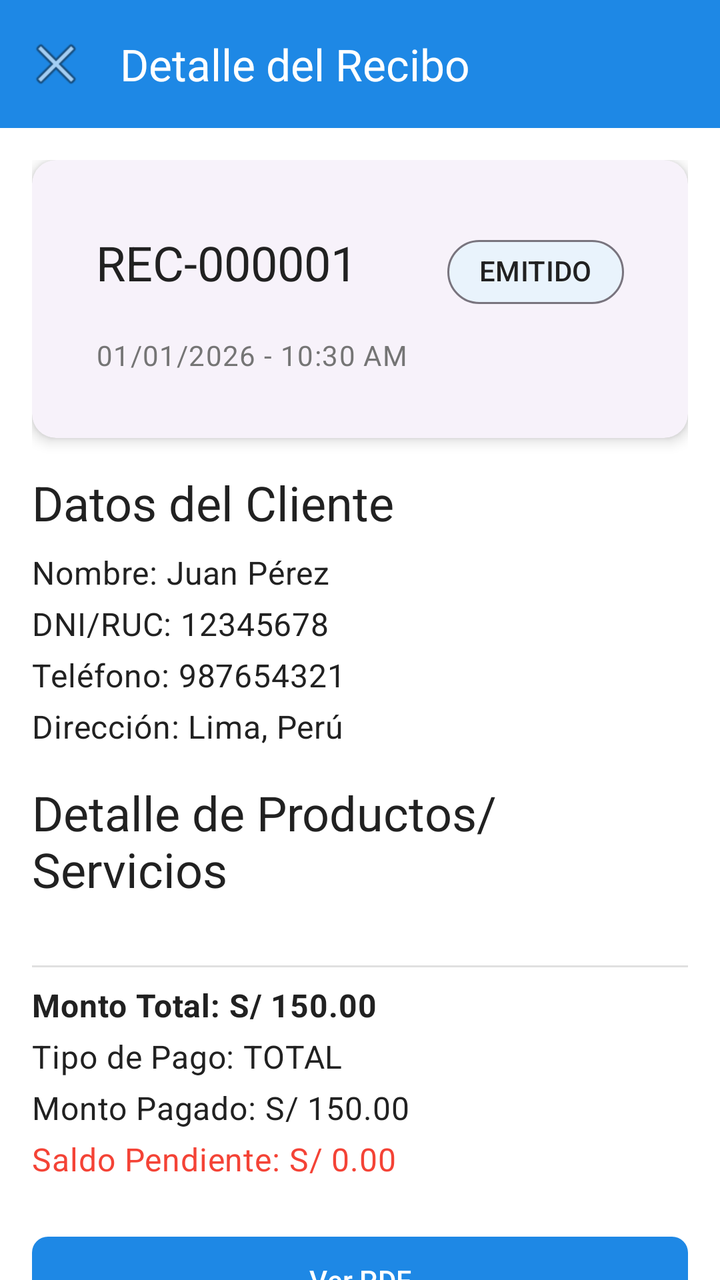
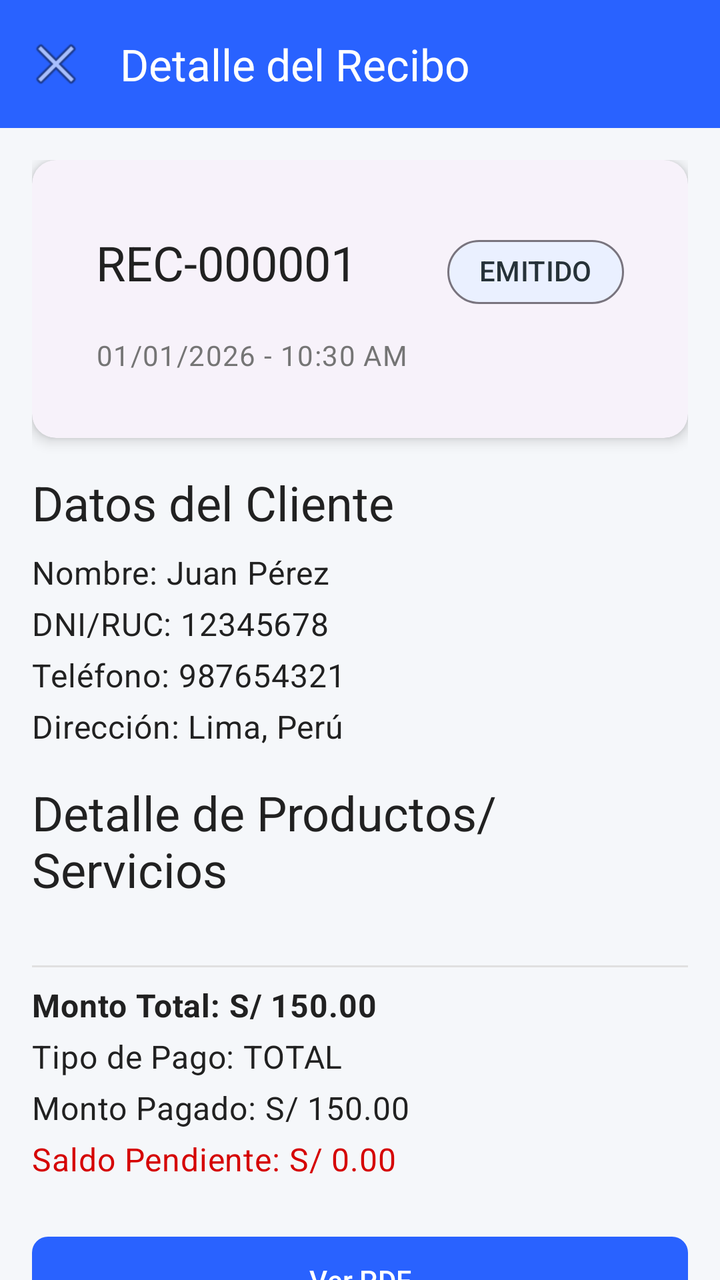

Screens rendered from an Android XML layout before and after an edit, with the pre-edit source and the edit as a unified diff.
<!-- AndroidManifest.xml: application theme Theme.ReciboP3 -->
<!-- res/layout/activity_recibo_detalle.xml -->
<?xml version="1.0" encoding="utf-8"?>
<androidx.coordinatorlayout.widget.CoordinatorLayout
    xmlns:android="http://schemas.android.com/apk/res/android"
    xmlns:app="http://schemas.android.com/apk/res-auto"
    android:layout_width="match_parent"
    android:layout_height="match_parent">

    <com.google.android.material.appbar.AppBarLayout
        android:layout_width="match_parent"
        android:layout_height="wrap_content"
        style="@style/Widget.ReciboP3.AppBar">

        <com.google.android.material.appbar.MaterialToolbar
            android:id="@+id/toolbar"
            android:layout_width="match_parent"
            android:layout_height="?attr/actionBarSize"
            style="@style/Widget.ReciboP3.Toolbar"
            app:title="@string/detalle_recibo_titulo"
            app:navigationIcon="@android:drawable/ic_menu_close_clear_cancel" />
    </com.google.android.material.appbar.AppBarLayout>

    <androidx.core.widget.NestedScrollView
        android:layout_width="match_parent"
        android:layout_height="match_parent"
        app:layout_behavior="@string/appbar_scrolling_view_behavior">

        <LinearLayout
            android:layout_width="match_parent"
            android:layout_height="wrap_content"
            android:orientation="vertical"
            android:padding="16dp">

            <com.google.android.material.card.MaterialCardView
                android:layout_width="match_parent"
                android:layout_height="wrap_content"
                style="@style/Widget.ReciboP3.Card"
                android:layout_marginBottom="16dp">

                <LinearLayout
                    android:layout_width="match_parent"
                    android:layout_height="wrap_content"
                    android:orientation="vertical"
                    android:padding="16dp">

                    <LinearLayout
                        android:layout_width="match_parent"
                        android:layout_height="wrap_content"
                        android:orientation="horizontal"
                        android:layout_marginBottom="8dp">

                        <TextView
                            android:id="@+id/tvNumeroRecibo"
                            android:layout_width="0dp"
                            android:layout_height="wrap_content"
                            android:layout_weight="1"
                            android:text="REC-000001"
                            android:textAppearance="@style/TextAppearance.ReciboP3.Headline2" />

                        <com.google.android.material.chip.Chip
                            android:id="@+id/chipEstado"
                            android:layout_width="wrap_content"
                            android:layout_height="wrap_content"
                            android:text="@string/estado_emitido"
                            style="@style/Widget.ReciboP3.Chip" />
                    </LinearLayout>

                    <TextView
                        android:id="@+id/tvFecha"
                        android:layout_width="match_parent"
                        android:layout_height="wrap_content"
                        android:text="01/01/2026 - 10:30 AM"
                        android:textAppearance="@style/TextAppearance.ReciboP3.Caption" />
                </LinearLayout>
            </com.google.android.material.card.MaterialCardView>

            <TextView
                android:layout_width="match_parent"
                android:layout_height="wrap_content"
                android:text="@string/cliente_titulo"
                android:textAppearance="@style/TextAppearance.ReciboP3.Headline2"
                android:layout_marginBottom="8dp" />

            <TextView
                android:id="@+id/tvClienteNombre"
                android:layout_width="match_parent"
                android:layout_height="wrap_content"
                android:text="Nombre: Juan Pérez"
                android:textAppearance="@style/TextAppearance.ReciboP3.Body"
                android:layout_marginBottom="4dp" />

            <TextView
                android:id="@+id/tvClienteDocumento"
                android:layout_width="match_parent"
                android:layout_height="wrap_content"
                android:text="DNI/RUC: 12345678"
                android:textAppearance="@style/TextAppearance.ReciboP3.Body"
                android:layout_marginBottom="4dp" />

            <TextView
                android:id="@+id/tvClienteTelefono"
                android:layout_width="match_parent"
                android:layout_height="wrap_content"
                android:text="Teléfono: 987654321"
                android:textAppearance="@style/TextAppearance.ReciboP3.Body"
                android:layout_marginBottom="4dp" />

            <TextView
                android:id="@+id/tvClienteDireccion"
                android:layout_width="match_parent"
                android:layout_height="wrap_content"
                android:text="Dirección: Lima, Perú"
                android:textAppearance="@style/TextAppearance.ReciboP3.Body"
                android:layout_marginBottom="16dp" />

            <TextView
                android:layout_width="match_parent"
                android:layout_height="wrap_content"
                android:text="@string/detalle_titulo"
                android:textAppearance="@style/TextAppearance.ReciboP3.Headline2"
                android:layout_marginBottom="8dp" />

            <androidx.recyclerview.widget.RecyclerView
                android:id="@+id/recyclerViewDetalles"
                android:layout_width="match_parent"
                android:layout_height="wrap_content"
                android:layout_marginBottom="16dp"
                android:nestedScrollingEnabled="false" />

            <View
                android:layout_width="match_parent"
                android:layout_height="1dp"
                android:background="@color/divider"
                android:layout_marginVertical="8dp" />

            <TextView
                android:id="@+id/tvMontoTotal"
                android:layout_width="match_parent"
                android:layout_height="wrap_content"
                android:text="Monto Total: S/ 150.00"
                android:textAppearance="@style/TextAppearance.ReciboP3.Body"
                android:textStyle="bold"
                android:layout_marginBottom="4dp" />

            <TextView
                android:id="@+id/tvPagoTipo"
                android:layout_width="match_parent"
                android:layout_height="wrap_content"
                android:text="Tipo de Pago: TOTAL"
                android:textAppearance="@style/TextAppearance.ReciboP3.Body"
                android:layout_marginBottom="4dp" />

            <TextView
                android:id="@+id/tvMontoPagado"
                android:layout_width="match_parent"
                android:layout_height="wrap_content"
                android:text="Monto Pagado: S/ 150.00"
                android:textAppearance="@style/TextAppearance.ReciboP3.Body"
                android:layout_marginBottom="4dp" />

            <TextView
                android:id="@+id/tvSaldoPendiente"
                android:layout_width="match_parent"
                android:layout_height="wrap_content"
                android:text="Saldo Pendiente: S/ 0.00"
                android:textAppearance="@style/TextAppearance.ReciboP3.Body"
                android:textColor="@color/error"
                android:layout_marginBottom="24dp" />

            <com.google.android.material.button.MaterialButton
                android:id="@+id/btnVerPdf"
                android:layout_width="match_parent"
                android:layout_height="wrap_content"
                android:text="@string/ver_pdf"
                android:layout_marginBottom="8dp"
                style="@style/Widget.ReciboP3.Button" />

            <com.google.android.material.button.MaterialButton
                android:id="@+id/btnCompartirPdf"
                android:layout_width="match_parent"
                android:layout_height="wrap_content"
                android:text="@string/compartir_pdf"
                android:layout_marginBottom="8dp"
                style="@style/Widget.ReciboP3.Button.Outlined" />

            <com.google.android.material.button.MaterialButton
                android:id="@+id/btnAnular"
                android:layout_width="match_parent"
                android:layout_height="wrap_content"
                android:text="@string/anular_recibo"
                android:backgroundTint="@color/error"
                style="@style/Widget.ReciboP3.Button" />

        </LinearLayout>
    </androidx.core.widget.NestedScrollView>

</androidx.coordinatorlayout.widget.CoordinatorLayout>
<!-- resources referenced by this layout -->
<resources>
  <color name="divider">#E0E0E0</color>
  <color name="error">#F44336</color>
  <string name="anular_recibo">Anular Recibo</string>
  <string name="cliente_titulo">Datos del Cliente</string>
  <string name="compartir_pdf">Compartir PDF</string>
  <string name="detalle_recibo_titulo">Detalle del Recibo</string>
  <string name="detalle_titulo">Detalle de Productos/Servicios</string>
  <string name="estado_emitido">EMITIDO</string>
  <string name="ver_pdf">Ver PDF</string>
  <style name="TextAppearance.ReciboP3.Body" parent="TextAppearance.Material3.BodyMedium">
          <item name="android:textSize">16sp</item>
          <item name="android:textColor">@color/text_primary</item>
      </style>
  <style name="TextAppearance.ReciboP3.Caption" parent="TextAppearance.Material3.BodySmall">
          <item name="android:textSize">14sp</item>
          <item name="android:textColor">@color/text_secondary</item>
      </style>
  <style name="TextAppearance.ReciboP3.Headline2" parent="TextAppearance.Material3.HeadlineMedium">
          <item name="android:textSize">24sp</item>
          <item name="android:textColor">@color/text_primary</item>
          <item name="android:fontFamily">sans-serif-medium</item>
      </style>
  <style name="Widget.ReciboP3.AppBar" parent="Widget.Material3.AppBarLayout">
          <item name="android:background">@color/primary</item>
          <item name="android:elevation">4dp</item>
      </style>
  <style name="Widget.ReciboP3.Button" parent="Widget.Material3.Button">
          <item name="cornerRadius">8dp</item>
          <item name="android:textAllCaps">false</item>
          <item name="android:paddingTop">12dp</item>
          <item name="android:paddingBottom">12dp</item>
      </style>
  <style name="Widget.ReciboP3.Button.Outlined" parent="Widget.Material3.Button.OutlinedButton">
          <item name="cornerRadius">8dp</item>
          <item name="android:textAllCaps">false</item>
          <item name="android:paddingTop">12dp</item>
          <item name="android:paddingBottom">12dp</item>
      </style>
  <style name="Widget.ReciboP3.Card" parent="Widget.Material3.CardView.Elevated">
          <item name="cardCornerRadius">12dp</item>
          <item name="cardElevation">4dp</item>
          <item name="contentPadding">16dp</item>
      </style>
  <style name="Widget.ReciboP3.Chip" parent="Widget.Material3.Chip.Assist">
          <item name="chipCornerRadius">16dp</item>
      </style>
  <style name="Widget.ReciboP3.Toolbar" parent="Widget.Material3.Toolbar">
          <item name="titleTextColor">@color/white</item>
          <item name="android:background">@color/primary</item>
      </style>
  <color name="text_primary">#212121</color>
  <color name="text_secondary">#757575</color>
  <color name="primary">#1E88E5</color>
  <color name="white">#FFFFFF</color>
  <color name="primary_dark">#1565C0</color>
  <color name="on_primary">#FFFFFF</color>
  <color name="secondary">#26A69A</color>
  <color name="secondary_dark">#00897B</color>
  <color name="on_secondary">#FFFFFF</color>
  <color name="background">#FFFFFF</color>
  <color name="surface">#FFFFFF</color>
  <color name="on_background">#212121</color>
  <color name="on_surface">#212121</color>
  <!-- unchanged entries left out for length: 1 -->
</resources>

<!-- the commit's change to res/layout/activity_recibo_detalle.xml (unified diff, before → after) -->
@@ -189,6 +189,15 @@
                 android:text="@string/anular_recibo"
                 android:backgroundTint="@color/error"
                 style="@style/Widget.ReciboP3.Button" />
+            
+            <com.google.android.material.button.MaterialButton
+                android:id="@+id/btnDesanular"
+                android:layout_width="match_parent"
+                android:layout_height="wrap_content"
+                android:text="DESANULAR RECIBO"
+                android:backgroundTint="@color/primary"
+                android:visibility="gone"
+                style="@style/Widget.ReciboP3.Button" />
 
         </LinearLayout>
     </androidx.core.widget.NestedScrollView>
<!-- resource entries referenced after the edit -->
@@ -1,7 +1,7 @@
 <!-- resources referenced by this layout -->
 <resources>
   <color name="divider">#E0E0E0</color>
-  <color name="error">#F44336</color>
+  <color name="error">#D50000</color>
   <string name="anular_recibo">Anular Recibo</string>
   <string name="cliente_titulo">Datos del Cliente</string>
   <string name="compartir_pdf">Compartir PDF</string>
@@ -52,17 +52,17 @@
       </style>
   <color name="text_primary">#212121</color>
   <color name="text_secondary">#757575</color>
-  <color name="primary">#1E88E5</color>
+  <color name="primary">#2962FF</color>
   <color name="white">#FFFFFF</color>
-  <color name="primary_dark">#1565C0</color>
+  <color name="primary_dark">#0039CB</color>
   <color name="on_primary">#FFFFFF</color>
-  <color name="secondary">#26A69A</color>
-  <color name="secondary_dark">#00897B</color>
+  <color name="secondary">#00BFA5</color>
+  <color name="secondary_dark">#008E76</color>
   <color name="on_secondary">#FFFFFF</color>
-  <color name="background">#FFFFFF</color>
+  <color name="background">#F5F7FA</color>
   <color name="surface">#FFFFFF</color>
-  <color name="on_background">#212121</color>
-  <color name="on_surface">#212121</color>
+  <color name="on_background">#1A237E</color>
+  <color name="on_surface">#263238</color>
   <!-- unchanged entries left out for length: 1 -->
 </resources>
 
